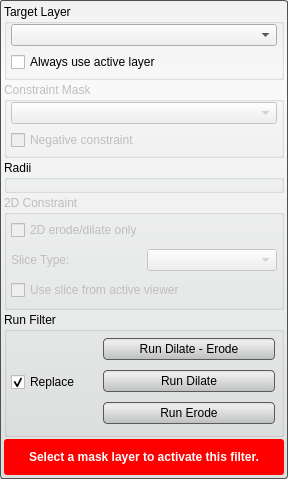
SCIInstitute/Seg3D, file src/Interface/ToolInterface/BinarySmoothDilateErodeFilterInterface.ui: the form before one commit.
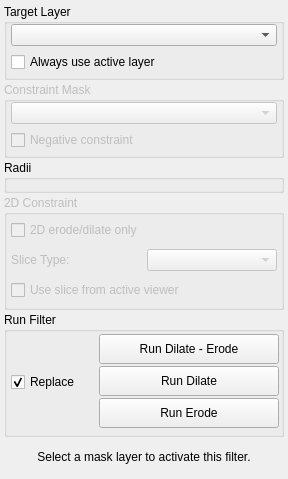
The form after the commit. Custom widgets are drawn as their Qt base class.

```diff
--- a/src/Interface/ToolInterface/BinarySmoothDilateErodeFilterInterface.ui
+++ b/src/Interface/ToolInterface/BinarySmoothDilateErodeFilterInterface.ui
@@ -19,34 +19,6 @@
   <property name="windowTitle">
    <string>Binary Dilate Erode</string>
   </property>
-  <property name="styleSheet">
-   <string notr="true">QWidget#BinarySmoothDilateErodeFilterInterface{
-  border-radius: 3px;
-  border: 1px solid rgb(80, 80,80);
-  background-color: qlineargradient(spread:pad, x1:0.5, y1:0, x2:0.5, y2:0.960227, stop:0 rgba(241, 241, 241, 255), stop:0.155779 rgba(250, 250, 250, 255), stop:1 rgba(222, 224, 224, 255));      
-}
-
-QPushButton{
-  background-color: qlineargradient(spread:pad, x1:0.5, y1:0, x2:0.5, y2:0.960227, stop:0 rgba(221, 221, 221, 255), stop:0.155779 rgba(238, 238, 238, 255), stop:1 rgba(192, 194, 194, 255));
-  border-radius: 4px;
-  border: 1px solid rgb(90, 90, 90);
-  margin:4px;
-}
-
-QPushButton:hover{
-  background-color: qlineargradient(spread:pad, x1:0.5, y1:0, x2:0.5, y2:1, stop:0 rgba(195, 195, 195, 255), stop:0.253769 rgba(206, 206, 206, 255), stop:1 rgba(185, 185, 185, 255));
-  border-radius: 4px;
-  border: 1px solid rgb(90, 90, 90);
-  margin:4px;
-}
-
-QPushButton:pressed{
-  background-color: qlineargradient(spread:pad, x1:0.5, y1:0, x2:0.5, y2:1, stop:0 rgba(150, 150, 150, 255), stop:0.753769 rgba(206, 206, 206, 255), stop:1 rgba(185, 185, 185, 255));
-  border-radius: 4px;
-  border: 1px solid rgb(90, 90, 90);
-  margin:4px;
-}</string>
-  </property>
   <layout class="QVBoxLayout" name="verticalLayout_3">
    <property name="spacing">
     <number>2</number>
@@ -461,17 +433,6 @@
        <height>32</height>
       </size>
      </property>
-     <property name="styleSheet">
-      <string notr="true">QLabel#message_{
-  color: white;
-  font: bold;
-}
-
-QWidget#message_alert_{
-  border-radius: 3px;
-  background-color: red;
-}</string>
-     </property>
      <layout class="QHBoxLayout" name="horizontalLayout_5">
       <property name="spacing">
        <number>0</number>
```
Left out of the diff: 6 changed lines with no effect on the pictures.
